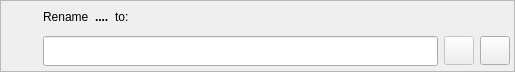
pgmodeler/pgmodeler, file libs/libgui/ui/widgets/objectrenamewidget.ui: the form before one commit.
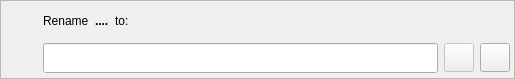
The form after the commit. Icons and pictures are not drawn.

The edit to the form file:
```diff
--- a/libs/libgui/ui/widgets/objectrenamewidget.ui
+++ b/libs/libgui/ui/widgets/objectrenamewidget.ui
@@ -7,7 +7,7 @@
     <x>0</x>
     <y>0</y>
     <width>515</width>
-    <height>72</height>
+    <height>79</height>
    </rect>
   </property>
   <property name="sizePolicy">
```
Left out of the diff: 6 changed lines with no effect on the pictures.
